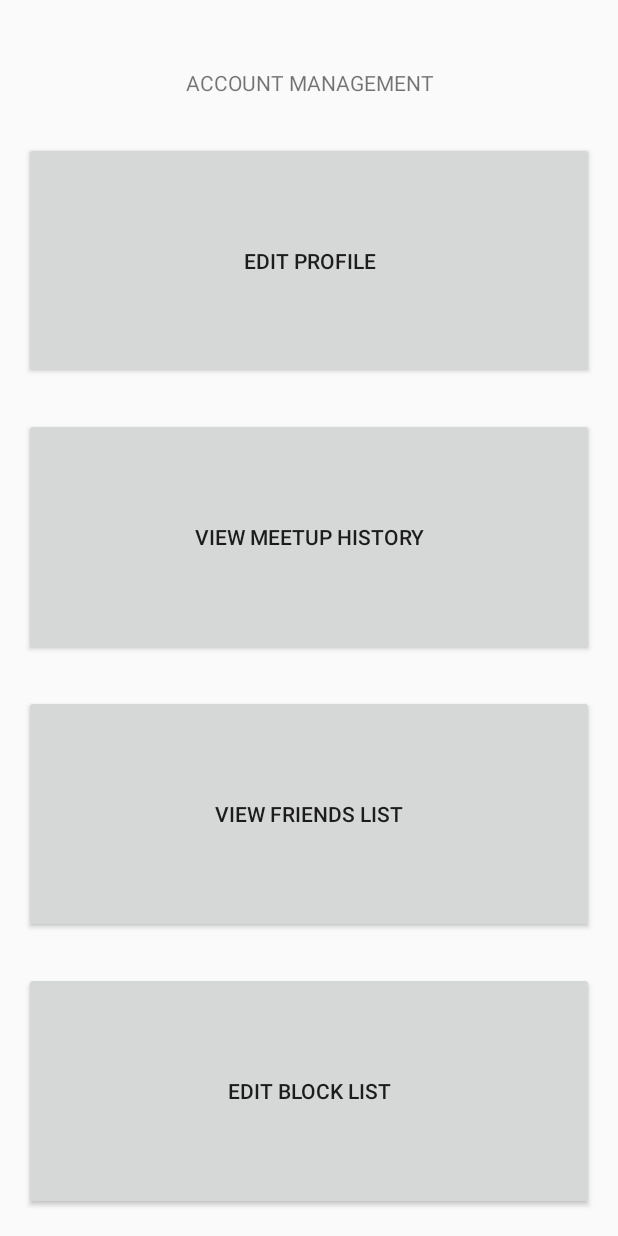
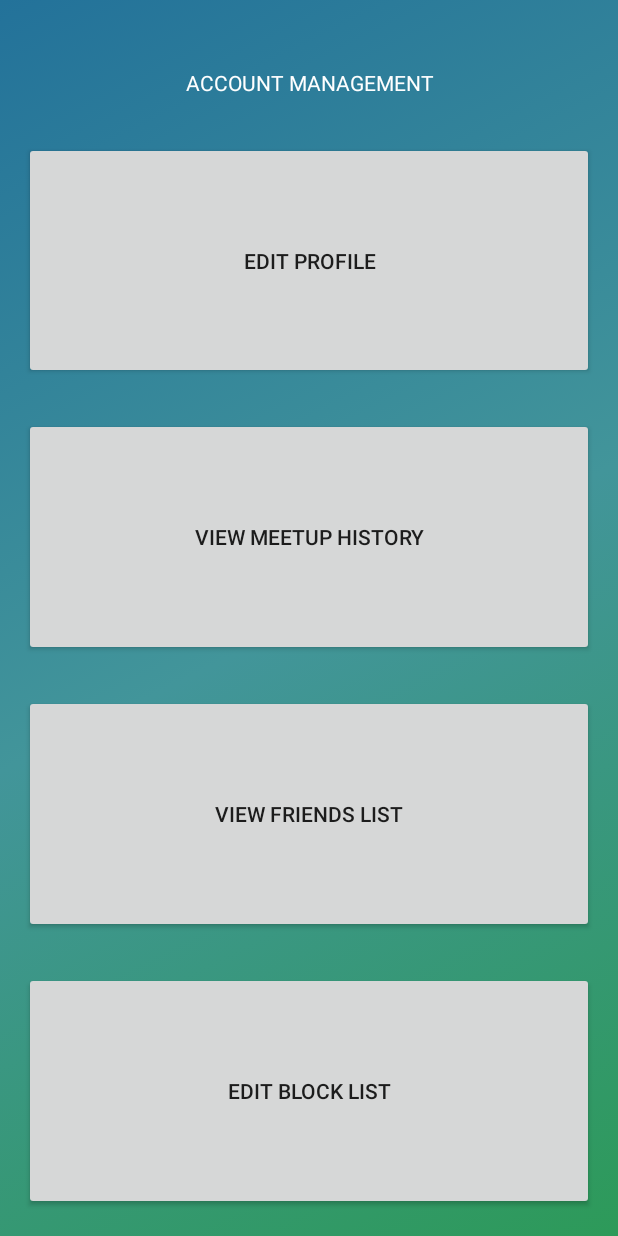
Before and after one commit to wmcrain/MemesForFriends, an Android app: the AccountManageActivity screen opened directly, with no data from a screen before it, on a phone screen of 412 x 824 dp. Run offline under Robolectric (Android 15) with nearby library versions, the phone set to English and light mode, and no system bars.

Commit message:
Colors and gradients

```diff
--- /dev/null
+++ b/app/app/src/main/res/drawable/green_gradient.xml
@@ -0,0 +1,13 @@
+<?xml version="1.0" encoding="utf-8"?>
+<selector xmlns:android="http://schemas.android.com/apk/res/android">
+    <item>
+        <shape>
+            <gradient
+                android:startColor="#ff2d9a59"
+                android:centerColor="#ff42959a"
+                android:endColor="#ff23729a"
+                android:angle="135"/>
+        </shape>
+    </item>
+
+</selector>
--- a/app/app/src/main/res/layout/activity_accountmanagement.xml
+++ b/app/app/src/main/res/layout/activity_accountmanagement.xml
@@ -1,30 +1,31 @@
 <?xml version="1.0" encoding="utf-8"?>
-<RelativeLayout xmlns:android="http://schemas.android.com/apk/res/android"
+<LinearLayout xmlns:android="http://schemas.android.com/apk/res/android"
     xmlns:app="http://schemas.android.com/apk/res-auto"
     android:layout_width="match_parent" android:layout_height="match_parent"
     android:paddingTop="@dimen/activity_vertical_margin"
     android:paddingBottom="@dimen/activity_vertical_margin"
     android:paddingLeft="@dimen/activity_horizontal_margin"
-    android:paddingRight="@dimen/activity_horizontal_margin">
-    <LinearLayout android:layout_width="match_parent" android:layout_height="match_parent"
-        android:weightSum = "1" android:orientation="vertical">
-
+    android:paddingRight="@dimen/activity_horizontal_margin"
+    android:background="@drawable/green_gradient"
+    android:weightSum="1"
+    android:orientation="vertical">
         <TextView
             android:id="@+id/headerManage"
             android:layout_width="match_parent"
             android:layout_height="0dp"
-            android:ems="10"
+            android:ems="16"
             android:gravity="center"
             android:inputType="none"
             android:text="ACCOUNT MANAGEMENT"
-            android:layout_weight=".1"/>
+            android:layout_weight=".1"
+            android:textColor="@color/white"/>
 
         <Button
             android:id="@+id/editProfileButtonManage"
             android:layout_width="match_parent"
             android:layout_height="0dp"
             android:layout_weight=".2"
-            android:text="Edit Profile" />
+            android:text="Edit Profile"/>
         <View
             android:layout_width="match_parent"
             android:layout_height="0dp"
@@ -58,7 +59,4 @@
             android:layout_height="0dp"
             android:layout_weight=".2"
             android:text="Edit Block List" />
-
-
-    </LinearLayout>
-</RelativeLayout>
+</LinearLayout>
```
Also changed, not shown: app/app/src/main/res/drawable/red_gradient.xml (added, +12 -0 lines), app/app/src/main/res/values/colors.xml (added, +18 -0 lines).
